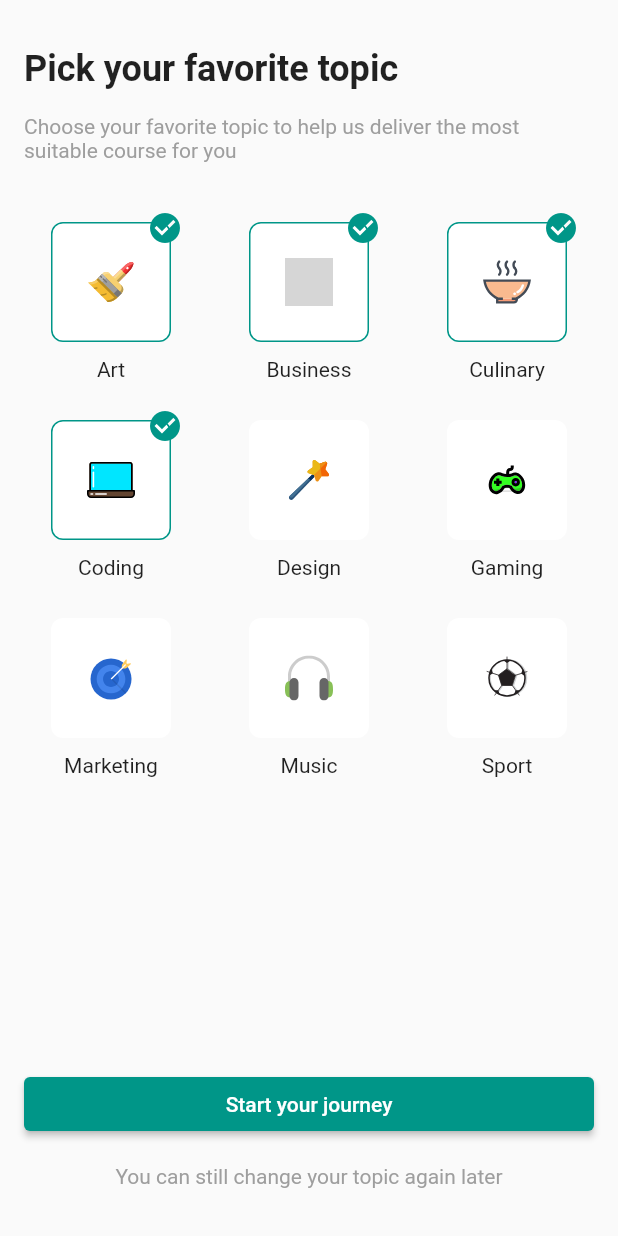
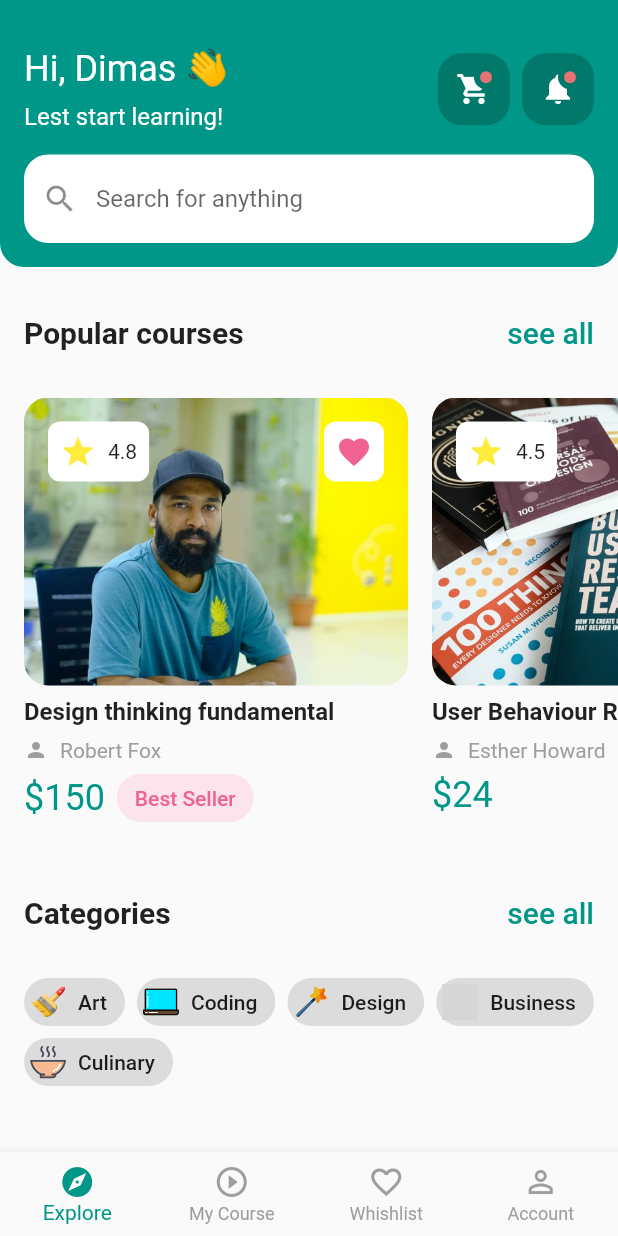
Before and after one commit to bakhtiararifinid/flutter_online_course_template, a Flutter app: the PickFavoritePage screen opened by its route, after a tap on "Start your journey", on a phone screen of 412 x 824 dp. Run offline on Flutter 3.47's test engine with Material 2 defaults, Android fonts, the phone set to English and light mode, and no system bars; our stand-ins replace flutter_svg; grey boxes are pictures that could not be loaded.

Commit message:
home page

```diff
--- a/lib/app.dart
+++ b/lib/app.dart
@@ -1,4 +1,5 @@
 import 'package:flutter/material.dart';
+import 'package:flutter_online_course_template/pages/home_page.dart';
 import 'package:flutter_online_course_template/pages/pick_favorite_page.dart';
 import 'package:flutter_online_course_template/pages/register_page.dart';
 
@@ -16,6 +17,7 @@ class App extends StatelessWidget {
       routes: {
         RegisterPage.routeName: (_) => const RegisterPage(),
         PickFavoritePage.routeName: (_) => const PickFavoritePage(),
+        HomePage.routeName: (_) => const HomePage(),
       },
       debugShowCheckedModeBanner: false,
     );
--- /dev/null
+++ b/lib/pages/home_page.dart
@@ -0,0 +1,445 @@
+import 'package:flutter/material.dart';
+import 'package:flutter/painting.dart';
+import 'package:flutter/rendering.dart';
+import 'package:flutter/widgets.dart';
+import 'package:flutter_svg/flutter_svg.dart';
+
+class HomePage extends StatelessWidget {
+  const HomePage({Key? key}) : super(key: key);
+
+  static const routeName = '/home';
+
+  @override
+  Widget build(BuildContext context) {
+    return Scaffold(
+      appBar: PreferredSize(
+        preferredSize: const Size.fromHeight(0),
+        child: AppBar(elevation: 0),
+      ),
+      body: SafeArea(
+        child: ListView(
+          children: const [
+            _Header(),
+            SizedBox(height: 32),
+            _PopularCourses(),
+            SizedBox(height: 32),
+            _Categories()
+          ],
+        ),
+      ),
+      bottomNavigationBar: BottomNavigationBar(
+        type: BottomNavigationBarType.fixed,
+        items: const <BottomNavigationBarItem>[
+          BottomNavigationBarItem(
+            icon: Icon(Icons.explore),
+            label: 'Explore',
+          ),
+          BottomNavigationBarItem(
+            icon: Icon(Icons.play_circle_outline),
+            label: 'My Course',
+          ),
+          BottomNavigationBarItem(
+            icon: Icon(Icons.favorite_outline),
+            label: 'Whishlist',
+          ),
+          BottomNavigationBarItem(
+            icon: Icon(Icons.person_outline),
+            label: 'Account',
+          ),
+        ],
+        currentIndex: 0,
+        selectedItemColor: Theme.of(context).primaryColor,
+        unselectedItemColor: Colors.grey,
+        unselectedLabelStyle: const TextStyle(color: Colors.grey),
+        onTap: (_) {},
+      ),
+    );
+  }
+}
+
+class _Header extends StatelessWidget {
+  const _Header({
+    Key? key,
+  }) : super(key: key);
+
+  @override
+  Widget build(BuildContext context) {
+    return Container(
+      padding: const EdgeInsets.fromLTRB(16, 32, 16, 16),
+      decoration: BoxDecoration(
+        color: Theme.of(context).primaryColor,
+        borderRadius: const BorderRadius.only(
+          bottomLeft: Radius.circular(16),
+          bottomRight: Radius.circular(16),
+        ),
+      ),
+      child: Column(
+        children: [
+          Row(
+            children: [
+              Column(
+                crossAxisAlignment: CrossAxisAlignment.start,
+                children: [
+                  Text(
+                    'Hi, Dimas 👋',
+                    style: Theme.of(context)
+                        .textTheme
+                        .headline5
+                        ?.copyWith(color: Colors.white),
+                  ),
+                  const SizedBox(height: 8),
+                  Text(
+                    'Lest start learning!',
+                    style: Theme.of(context)
+                        .textTheme
+                        .subtitle1
+                        ?.copyWith(color: Colors.white),
+                  ),
+                ],
+              ),
+              const Spacer(),
+              const _HeaderButton(icon: Icons.shopping_cart),
+              const SizedBox(width: 8),
+              const _HeaderButton(icon: Icons.notifications),
+            ],
+          ),
+          const SizedBox(height: 16),
+          TextField(
+            decoration: InputDecoration(
+              filled: true,
+              fillColor: Colors.white,
+              prefixIcon: const Icon(Icons.search),
+              hintText: 'Search for anything',
+              border: OutlineInputBorder(
+                borderRadius: BorderRadius.circular(16),
+                borderSide: const BorderSide(
+                  width: 0,
+                  style: BorderStyle.none,
+                ),
+              ),
+            ),
+          )
+        ],
+      ),
+    );
+  }
+}
+
+class _HeaderButton extends StatelessWidget {
+  const _HeaderButton({
+    Key? key,
+    required this.icon,
+  }) : super(key: key);
+
+  final IconData icon;
+
+  @override
+  Widget build(BuildContext context) {
+    return Container(
+      padding: const EdgeInsets.all(8),
+      height: 48,
+      width: 48,
+      decoration: BoxDecoration(
+        color: Theme.of(context).primaryColorDark,
+        borderRadius: BorderRadius.circular(16),
+      ),
+      child: Stack(
+        children: [
+          Center(
+            child: Icon(
+              icon,
+              color: Colors.white,
+              size: 24,
+            ),
+          ),
+          Align(
+            alignment: Alignment.topRight,
+            child: CircleAvatar(
+              radius: 8,
+              backgroundColor: Theme.of(context).primaryColorDark,
+              child: CircleAvatar(
+                radius: 4,
+                backgroundColor: Colors.red.shade300,
+              ),
+            ),
+          )
+        ],
+      ),
+    );
+  }
+}
+
+class _PopularCourses extends StatelessWidget {
+  const _PopularCourses({
+    Key? key,
+  }) : super(key: key);
+
+  @override
+  Widget build(BuildContext context) {
+    return Column(
+      children: [
+        Padding(
+          padding: const EdgeInsets.symmetric(horizontal: 16),
+          child: Row(
+            mainAxisAlignment: MainAxisAlignment.spaceBetween,
+            children: [
+              Text(
+                'Popular courses',
+                style: Theme.of(context)
+                    .textTheme
+                    .headline6
+                    ?.copyWith(fontWeight: FontWeight.bold),
+              ),
+              Text(
+                'see all',
+                style: Theme.of(context)
+                    .textTheme
+                    .headline6
+                    ?.copyWith(color: Theme.of(context).primaryColor),
+              ),
+            ],
+          ),
+        ),
+        const SizedBox(height: 32),
+        SizedBox(
+          height: 300,
+          width: double.infinity,
+          child: ListView(
+            shrinkWrap: true,
+            scrollDirection: Axis.horizontal,
+            children: const [
+              _Course(
+                imagePath: 'assets/images/design_thinking.jpg',
+                title: 'Design thinking fundamental',
+                author: 'Robert Fox',
+                price: 150,
+                rating: 4.8,
+                isBestSeller: true,
+              ),
+              _Course(
+                imagePath: 'assets/images/user_behaviour_research.jpg',
+                title: 'User Behaviour Research',
+                author: 'Esther Howard',
+                price: 24,
+                rating: 4.5,
+              ),
+            ],
+          ),
+        ),
+      ],
+    );
+  }
+}
+
+class _Course extends StatelessWidget {
+  const _Course({
+    Key? key,
+    required this.imagePath,
+    required this.title,
+    required this.author,
+    required this.price,
+    required this.rating,
+    this.isBestSeller = false,
+  }) : super(key: key);
+
+  final String imagePath;
+  final String title;
+  final String author;
+  final int price;
+  final bool isBestSeller;
+  final double rating;
+
+  @override
+  Widget build(BuildContext context) {
+    return Padding(
+      padding: const EdgeInsets.only(left: 16),
+      child: Column(
+        crossAxisAlignment: CrossAxisAlignment.start,
+        children: [
+          SizedBox(
+            height: 192,
+            width: 256,
+            child: Stack(
+              children: [
+                SizedBox(
+                  height: double.infinity,
+                  width: double.infinity,
+                  child: ClipRRect(
+                    borderRadius: BorderRadius.circular(16),
+                    child: Image.asset(
+                      imagePath,
+                      fit: BoxFit.cover,
+                    ),
+                  ),
+                ),
+                Padding(
+                  padding: const EdgeInsets.all(16),
+                  child: Row(
+                    mainAxisAlignment: MainAxisAlignment.spaceBetween,
+                    children: [
+                      Container(
+                        padding: const EdgeInsets.all(8),
+                        decoration: BoxDecoration(
+                          color: Colors.white,
+                          borderRadius: BorderRadius.circular(8),
+                        ),
+                        child: Row(
+                          children: [
+                            const Icon(Icons.star, color: Colors.yellow),
+                            const SizedBox(width: 8),
+                            Text(rating.toString())
+                          ],
+                        ),
+                      ),
+                      Container(
+                        padding: const EdgeInsets.all(8),
+                        decoration: BoxDecoration(
+                          color: Colors.white,
+                          borderRadius: BorderRadius.circular(8),
+                        ),
+                        child: Icon(
+                          Icons.favorite,
+                          color: Colors.pink.shade300,
+                        ),
+                      ),
+                    ],
+                  ),
+                )
+              ],
+            ),
+          ),
+          const SizedBox(height: 8),
+          Text(
+            title,
+            style: Theme.of(context)
+                .textTheme
+                .subtitle1
+                ?.copyWith(fontWeight: FontWeight.bold),
+          ),
+          const SizedBox(height: 8),
+          Row(
+            children: [
+              const Icon(
+                Icons.person,
+                size: 16,
+                color: Colors.grey,
+              ),
+              const SizedBox(width: 8),
+              Text(
+                author,
+                style: const TextStyle(color: Colors.grey),
+              ),
+            ],
+          ),
+          const SizedBox(height: 8),
+          Row(
+            children: [
+              Text(
+                '\$$price',
+                style: Theme.of(context)
+                    .textTheme
+                    .headline5
+                    ?.copyWith(color: Theme.of(context).primaryColor),
+              ),
+              const SizedBox(width: 8),
+              if (isBestSeller)
+                Chip(
+                  backgroundColor: Colors.pink.shade50,
+                  materialTapTargetSize: MaterialTapTargetSize.shrinkWrap,
+                  label: Text(
+                    'Best Seller',
+                    style: TextStyle(
+                      color: Colors.pink.shade300,
+                    ),
+                  ),
+                ),
+            ],
+          ),
+        ],
+      ),
+    );
+  }
+}
+
+class _Categories extends StatelessWidget {
+  const _Categories({
+    Key? key,
+  }) : super(key: key);
+
+  @override
+  Widget build(BuildContext context) {
+    return Column(
+      children: [
+        Padding(
+          padding: const EdgeInsets.symmetric(horizontal: 16),
+          child: Row(
+            mainAxisAlignment: MainAxisAlignment.spaceBetween,
+            children: [
+              Text(
+                'Categories',
+                style: Theme.of(context)
+                    .textTheme
+                    .headline6
+                    ?.copyWith(fontWeight: FontWeight.bold),
+              ),
+              Text(
+                'see all',
+                style: Theme.of(context)
+                    .textTheme
+                    .headline6
+                    ?.copyWith(color: Theme.of(context).primaryColor),
+              ),
+            ],
+          ),
+        ),
+        const SizedBox(height: 32),
+        Wrap(
+          spacing: 8,
+          runSpacing: 8,
+          children: const [
+            _Category(
+              label: 'Art',
+              assetPath: 'assets/icons/art.svg',
+            ),
+            _Category(
+              label: 'Coding',
+              assetPath: 'assets/icons/coding.svg',
+            ),
+            _Category(
+              label: 'Design',
+              assetPath: 'assets/icons/design.svg',
+            ),
+            _Category(
+              label: 'Business',
+              assetPath: 'assets/icons/business.svg',
+            ),
+            _Category(
+              label: 'Culinary',
+              assetPath: 'assets/icons/culinary.svg',
+            ),
+          ],
+        )
+      ],
+    );
+  }
+}
+
+class _Category extends StatelessWidget {
+  const _Category({
+    Key? key,
+    required this.label,
+    required this.assetPath,
+  }) : super(key: key);
+
+  final String label;
+  final String assetPath;
+
+  @override
+  Widget build(BuildContext context) {
+    return Chip(
+      avatar: SvgPicture.asset(assetPath),
+      label: Text(label),
+      materialTapTargetSize: MaterialTapTargetSize.shrinkWrap,
+    );
+  }
+}
--- a/lib/pages/pick_favorite_page.dart
+++ b/lib/pages/pick_favorite_page.dart
@@ -1,5 +1,6 @@
 import 'package:flutter/material.dart';
 import 'package:flutter/widgets.dart';
+import 'package:flutter_online_course_template/pages/home_page.dart';
 import 'package:flutter_svg/svg.dart';
 
 class PickFavoritePage extends StatelessWidget {
@@ -33,7 +34,7 @@ class PickFavoritePage extends StatelessWidget {
               SizedBox(
                 width: double.infinity,
                 child: ElevatedButton(
-                  onPressed: () {},
+                  onPressed: () => _gotoHomePage(context),
                   child: const Text('Start your journey'),
                 ),
               ),
@@ -48,6 +49,13 @@ class PickFavoritePage extends StatelessWidget {
           ),
         ),
       ),
+    );
+  }
+
+  void _gotoHomePage(BuildContext context) {
+    Navigator.of(context).pushNamedAndRemoveUntil(
+      HomePage.routeName,
+      (route) => false,
     );
   }
 }
--- a/pubspec.yaml
+++ b/pubspec.yaml
@@ -61,6 +61,7 @@ flutter:
   # To add assets to your application, add an assets section, like this:
   assets:
     - assets/icons/
+    - assets/images/
 
   # An image asset can refer to one or more resolution-specific "variants", see
   # https://flutter.dev/assets-and-images/#resolution-aware.
```
Also changed, not shown: assets/images/design_thinking.jpg (added), assets/images/user_behaviour_research.jpg (added), 2 other files.
